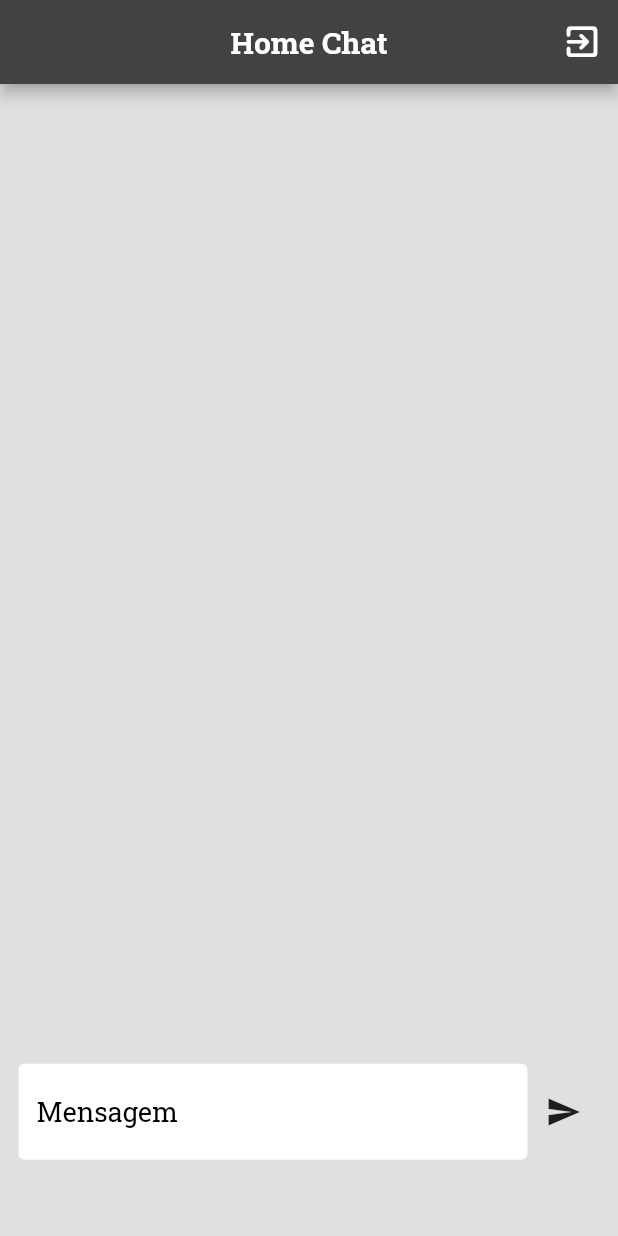
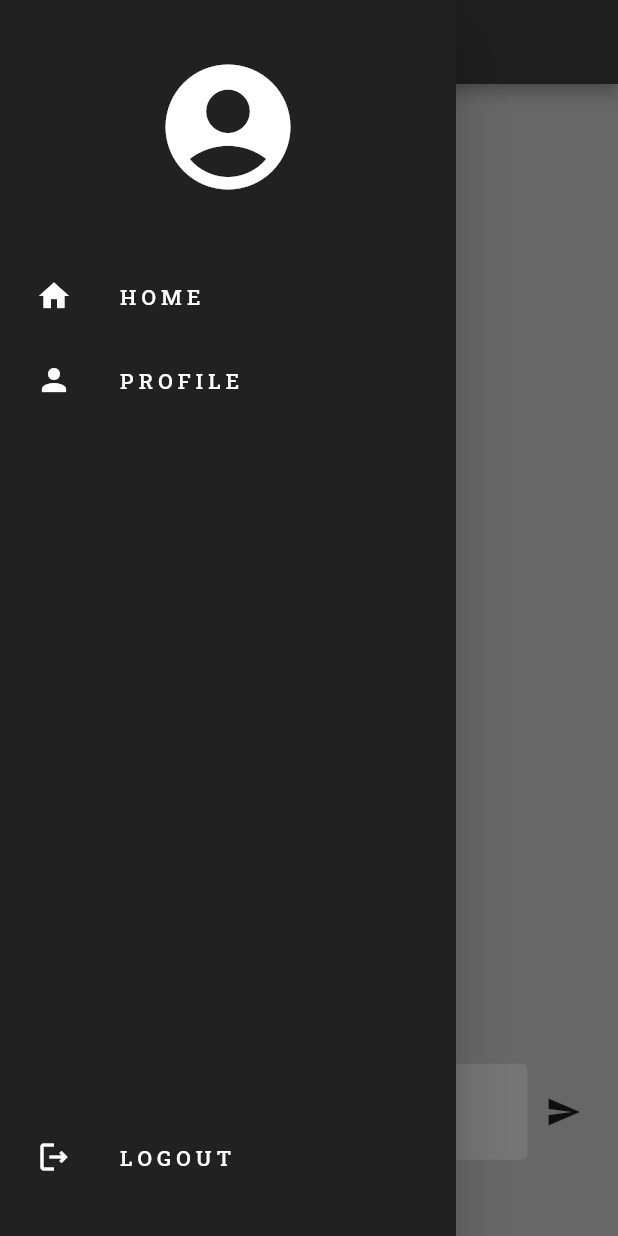
Before and after one commit to ErnestoMoraes/Social_FirebaseChat, a Flutter app: the screen it shows once a user with an empty profile is signed in, with the side drawer open (before the commit the screen has no drawer), on a phone screen of 412 x 824 dp. Run offline on Flutter 3.47's test engine with Material 2 defaults, Android fonts, the phone set to English and light mode, and no system bars; our stand-ins replace cloud_firestore, firebase_auth, firebase_core, google_fonts; accounts and stored records are empty; network calls fail.

```diff
--- /dev/null
+++ b/lib/app/components/drawer_component.dart
@@ -0,0 +1,54 @@
+import 'package:flutter/material.dart';
+import 'package:projeto_chat_firebase/app/components/list_tile_component.dart';
+
+class DrawerComponent extends StatelessWidget {
+  final void Function() onProfileTap;
+  final void Function() onSignOutTap;
+
+  const DrawerComponent({
+    super.key,
+    required this.onProfileTap,
+    required this.onSignOutTap,
+  });
+
+  @override
+  Widget build(BuildContext context) {
+    return Drawer(
+      backgroundColor: Colors.grey[900],
+      child: Column(
+        mainAxisAlignment: MainAxisAlignment.spaceBetween,
+        children: [
+          Column(
+            children: [
+              const DrawerHeader(
+                child: Icon(
+                  Icons.account_circle,
+                  size: 100,
+                  color: Colors.white,
+                ),
+              ),
+              ListTileComponent(
+                icon: Icons.home,
+                text: 'H O M E',
+                onTap: () => Navigator.pop(context),
+              ),
+              ListTileComponent(
+                icon: Icons.person,
+                text: 'P R O F I L E',
+                onTap: onProfileTap,
+              ),
+            ],
+          ),
+          Padding(
+            padding: const EdgeInsets.only(bottom: 25.0),
+            child: ListTileComponent(
+              icon: Icons.logout_outlined,
+              text: 'L O G O U T',
+              onTap: onSignOutTap,
+            ),
+          ),
+        ],
+      ),
+    );
+  }
+}
--- /dev/null
+++ b/lib/app/components/list_tile_component.dart
@@ -0,0 +1,30 @@
+// ignore_for_file: public_member_api_docs, sort_constructors_first
+import 'package:flutter/material.dart';
+
+class ListTileComponent extends StatelessWidget {
+  final IconData icon;
+  final String text;
+  final void Function() onTap;
+
+  const ListTileComponent({
+    Key? key,
+    required this.icon,
+    required this.text,
+    required this.onTap,
+  }) : super(key: key);
+
+  @override
+  Widget build(BuildContext context) {
+    return Padding(
+      padding: const EdgeInsets.only(left: 8.0),
+      child: ListTile(
+        leading: Icon(
+          icon,
+          color: Colors.white,
+        ),
+        onTap: onTap,
+        title: Text(text),
+      ),
+    );
+  }
+}
--- a/lib/app/pages/home/home_page.dart
+++ b/lib/app/pages/home/home_page.dart
@@ -1,6 +1,7 @@
 import 'package:cloud_firestore/cloud_firestore.dart';
 import 'package:firebase_auth/firebase_auth.dart';
 import 'package:flutter/material.dart';
+import 'package:projeto_chat_firebase/app/components/drawer_component.dart';
 import 'package:projeto_chat_firebase/app/components/textfiled_component.dart';
 import 'package:projeto_chat_firebase/app/components/wall_post.dart';
 import 'package:projeto_chat_firebase/app/core/ui/helpers/size_extencion.dart';
@@ -39,12 +40,23 @@ class _HomePageState extends State<HomePage> {
     });
   }
 
+  void goToProfilePage() {
+    Navigator.pop(context);
+    Navigator.pushNamed(context, '/profile');
+  }
+
+  void signOut() {}
+
   @override
   Widget build(BuildContext context) {
     return GestureDetector(
       onTap: () => FocusScope.of(context).unfocus(),
       child: Scaffold(
           backgroundColor: context.colorsApp.backgroundd,
+          drawer: DrawerComponent(
+            onProfileTap: goToProfilePage,
+            onSignOutTap: logout,
+          ),
           appBar: AppBar(
             title: const Text(
               'Home Chat',
@@ -55,16 +67,6 @@ class _HomePageState extends State<HomePage> {
             ),
             centerTitle: true,
             backgroundColor: Colors.grey[800],
-            actions: [
-              IconButton(
-                onPressed: logout,
-                icon: const Icon(
-                  Icons.exit_to_app_rounded,
-                  color: Colors.white,
-                  size: 27,
-                ),
-              ),
-            ],
           ),
           body: Center(
             child: Column(
--- a/lib/main.dart
+++ b/lib/main.dart
@@ -2,6 +2,7 @@ import 'package:firebase_core/firebase_core.dart';
 import 'package:flutter/material.dart';
 import 'package:google_fonts/google_fonts.dart';
 import 'package:projeto_chat_firebase/app/core/auth/auth/auth.dart';
+import 'package:projeto_chat_firebase/app/pages/profile/profile_page.dart';
 import 'package:projeto_chat_firebase/firebase_options.dart';
 
 void main() async {
@@ -27,6 +28,7 @@ class MyApp extends StatelessWidget {
       initialRoute: '/',
       routes: {
         '/': (context) => const Auth(),
+        '/profile': (context) => const ProfilePage(),
       },
     );
   }
```
Also changed, not shown: lib/app/components/text_box_component.dart (added, +59 -0 lines), lib/app/pages/profile/profile_page.dart (added, +145 -0 lines), lib/app/pages/register/register_page.dart (+12 -1 lines).
